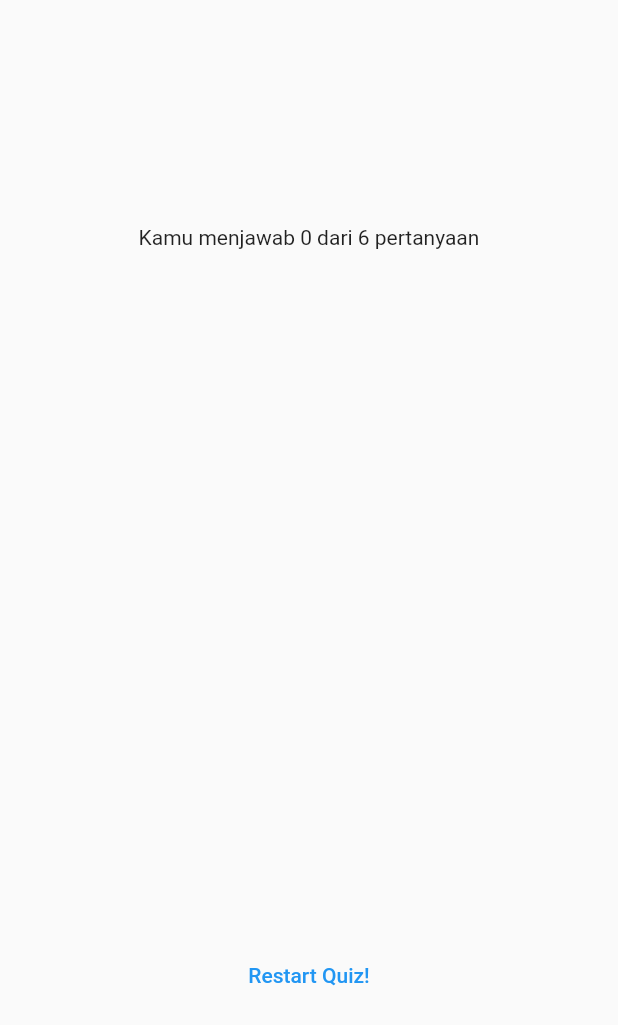
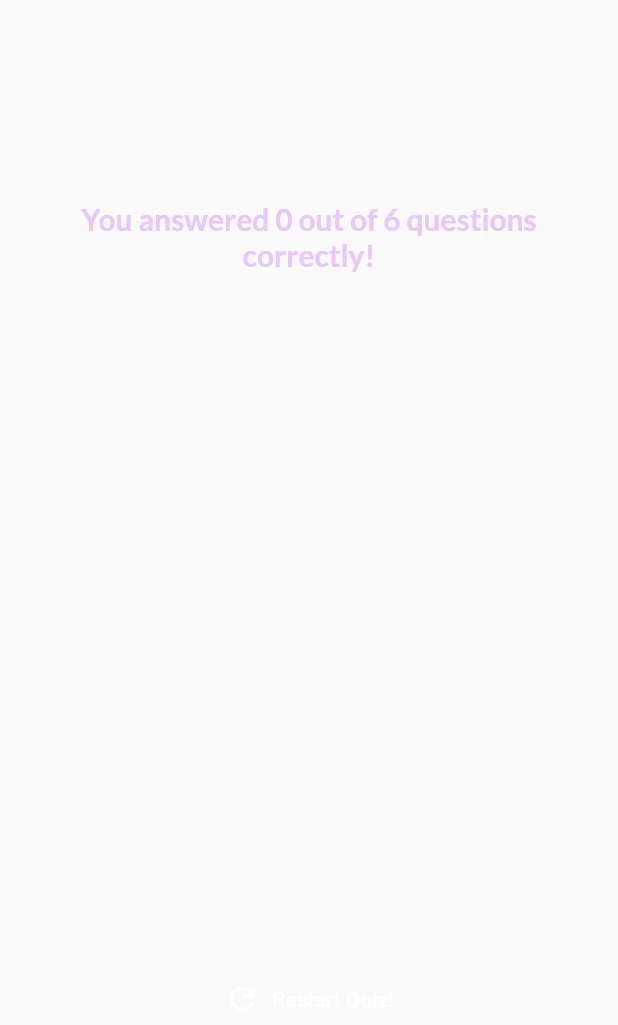
Before and after one commit to rayhan-afk/second_app, a Flutter app: the ResultsScreen widget shown alone on an empty page, opened directly with empty values, on a phone screen of 412 x 824 dp. Shown: the top 1025 px of the screen. Run offline on Flutter 3.47's test engine with Material 2 defaults, Android fonts, the phone set to English and light mode, and no system bars; our stand-ins replace google_fonts.

Commit message:
restart quiz

```diff
--- a/lib/results_screen.dart
+++ b/lib/results_screen.dart
@@ -1,10 +1,17 @@
 import 'package:flutter/material.dart';
+
 import 'package:second_app/data/questions.dart';
 import 'package:second_app/questions_summary/questions_summary.dart';
+import 'package:google_fonts/google_fonts.dart';
 
 class ResultsScreen extends StatelessWidget {
-  const ResultsScreen({super.key, required this.chosenAnswers});
+  const ResultsScreen({
+    super.key,
+    required this.chosenAnswers,
+    required this.onRestart,
+  });
 
+  final void Function() onRestart;
   final List<String> chosenAnswers;
 
   List<Map<String, Object>> getSummaryData() {
@@ -40,7 +47,13 @@ class ResultsScreen extends StatelessWidget {
           mainAxisAlignment: MainAxisAlignment.center,
           children: [
             Text(
-              'Kamu menjawab $numCorrectQuestions dari $numTotalQuestions pertanyaan',
+              'You answered $numCorrectQuestions out of $numTotalQuestions questions correctly!',
+              style: GoogleFonts.lato(
+                color: const Color.fromARGB(255, 230, 200, 253),
+                fontSize: 20,
+                fontWeight: FontWeight.bold,
+              ),
+              textAlign: TextAlign.center,
             ),
             const SizedBox(
               height: 30,
@@ -49,9 +62,13 @@ class ResultsScreen extends StatelessWidget {
             const SizedBox(
               height: 30,
             ),
-            TextButton(
-              onPressed: () {},
-              child: const Text('Restart Quiz!'),
+            TextButton.icon(
+              onPressed: onRestart,
+              style: TextButton.styleFrom(
+                foregroundColor: Colors.white,
+              ),
+              icon: const Icon(Icons.refresh),
+              label: const Text('Restart Quiz!'),
             )
           ],
         ),
```
Also changed, not shown: lib/quiz.dart (+14 -5 lines).
